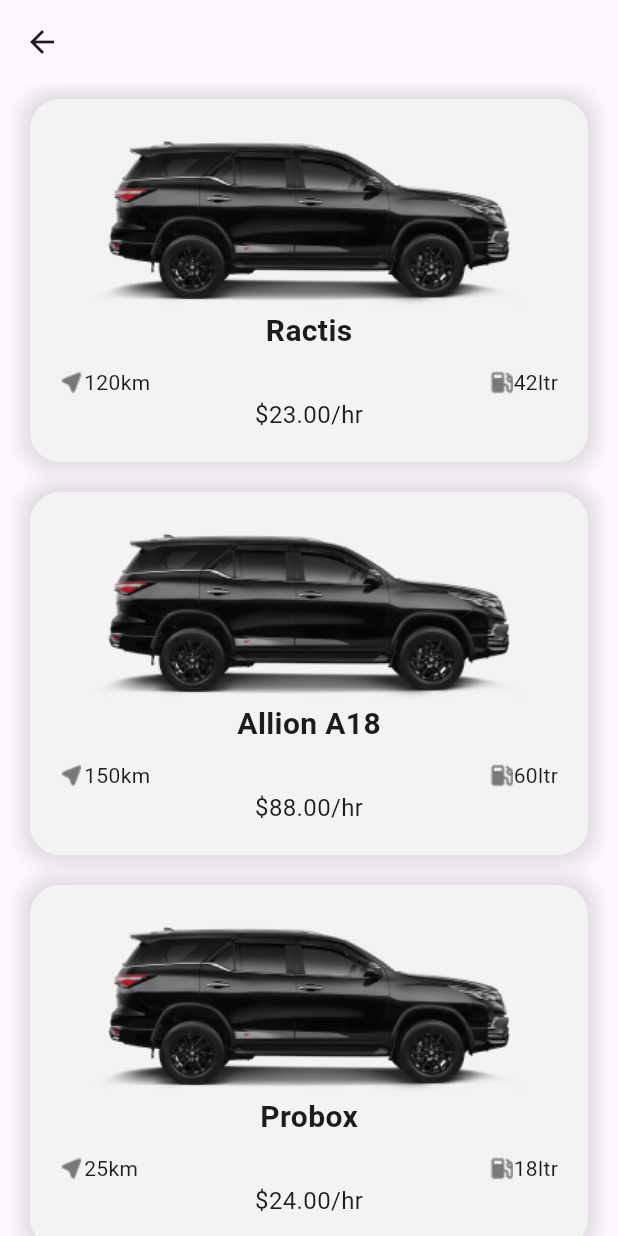
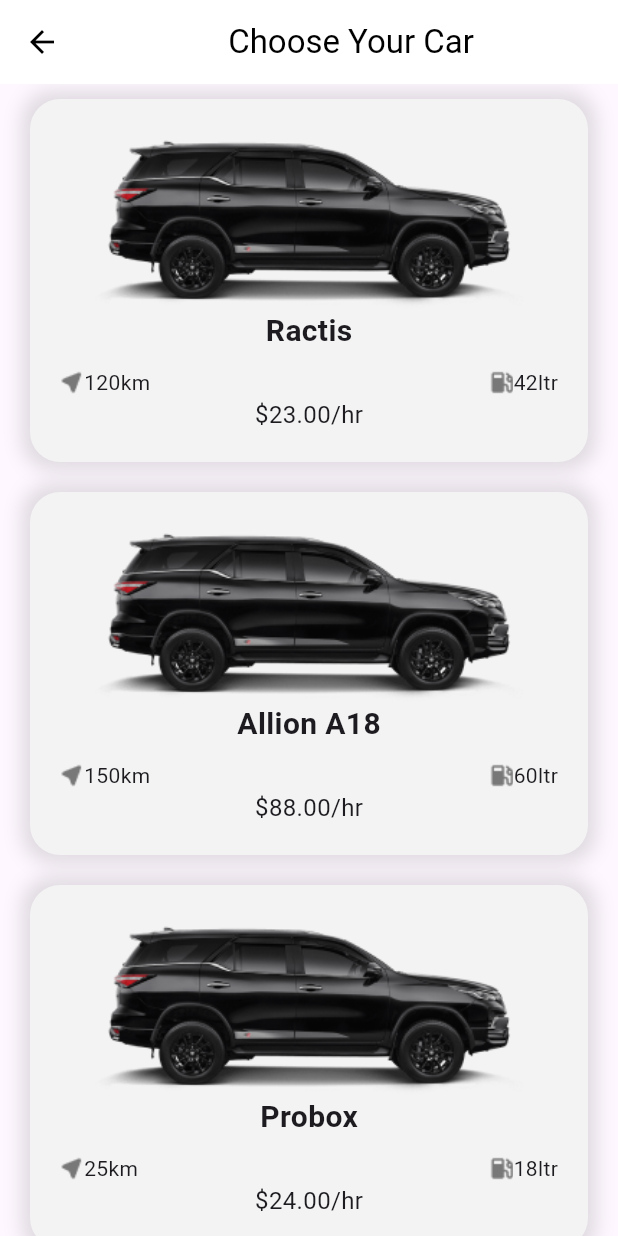
Before and after one commit to TonyV23/rental_car_app, a Flutter app: the CarList screen opened directly, on a phone screen of 412 x 824 dp. Run offline on Flutter 3.47's test engine with Material 3 defaults, Android fonts, the phone set to English and light mode, and no system bars; our stand-ins replace firebase_core; accounts and stored records are empty.

Commit message:
added app

```diff
--- a/lib/presentation/screens/car_list.dart
+++ b/lib/presentation/screens/car_list.dart
@@ -14,7 +14,11 @@ class CarList extends StatelessWidget {
   @override
   Widget build(BuildContext context) {
     return Scaffold(
-      appBar: AppBar(),
+      appBar: AppBar(
+        title: Center(child: Text("Choose Your Car")),
+        backgroundColor: Colors.white,
+        foregroundColor: Colors.black,
+      ),
       body: ListView.builder(
           itemCount: cars.length,
           itemBuilder: (context, index) {
```
